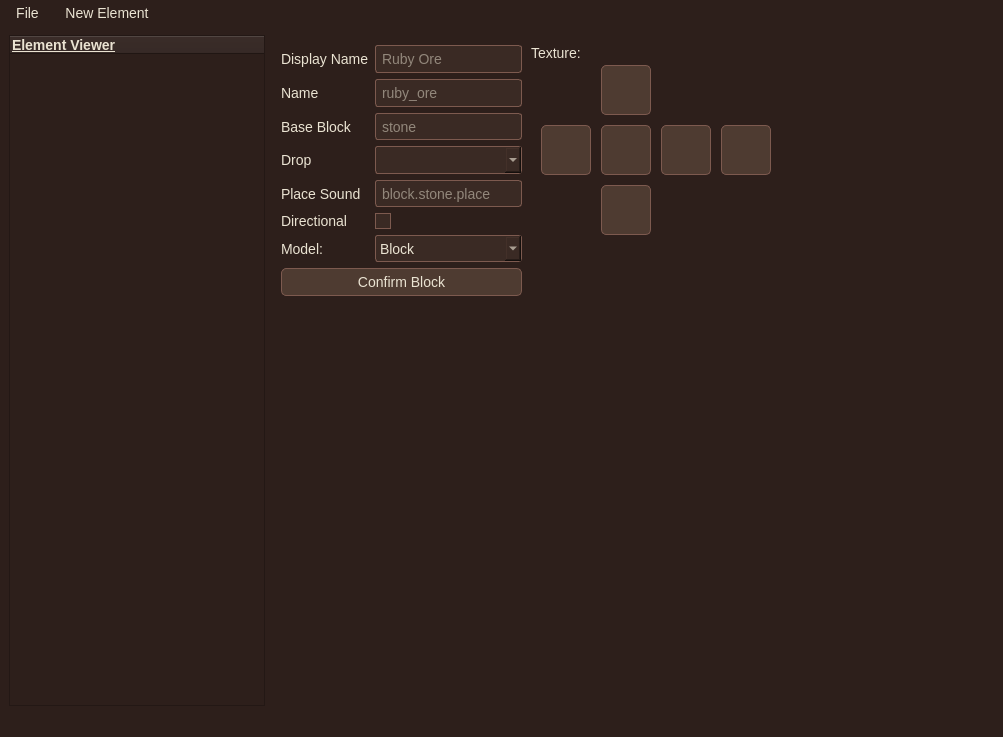
The window that lib/UIs/ui.ui (Faith-and-Code-Technologies/mDirt) describes before a commit, drawn with Qt 5.
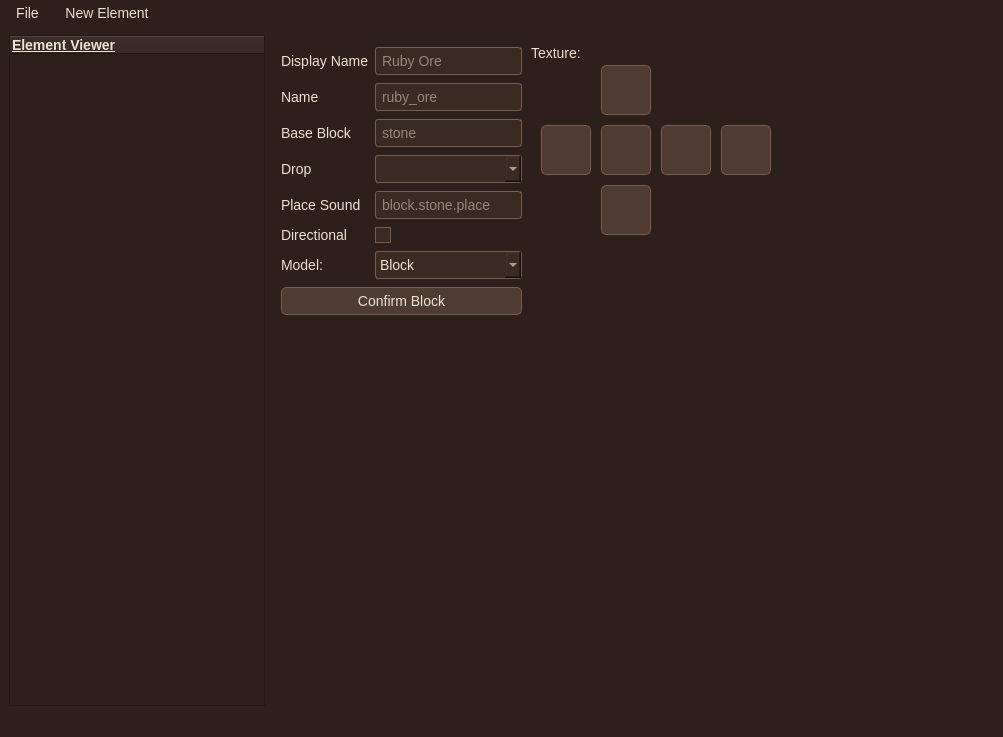
The same window after the commit. The open tabs and pages were chosen to show the change.

The edit to the form file:
```diff
--- a/lib/UIs/ui.ui
+++ b/lib/UIs/ui.ui
@@ -352,7 +352,7 @@
           <x>10</x>
           <y>10</y>
           <width>241</width>
-          <height>251</height>
+          <height>280</height>
          </rect>
         </property>
         <layout class="QGridLayout" name="gridLayout">
```
Left out of the diff: 4 changed lines with no effect on the pictures.
